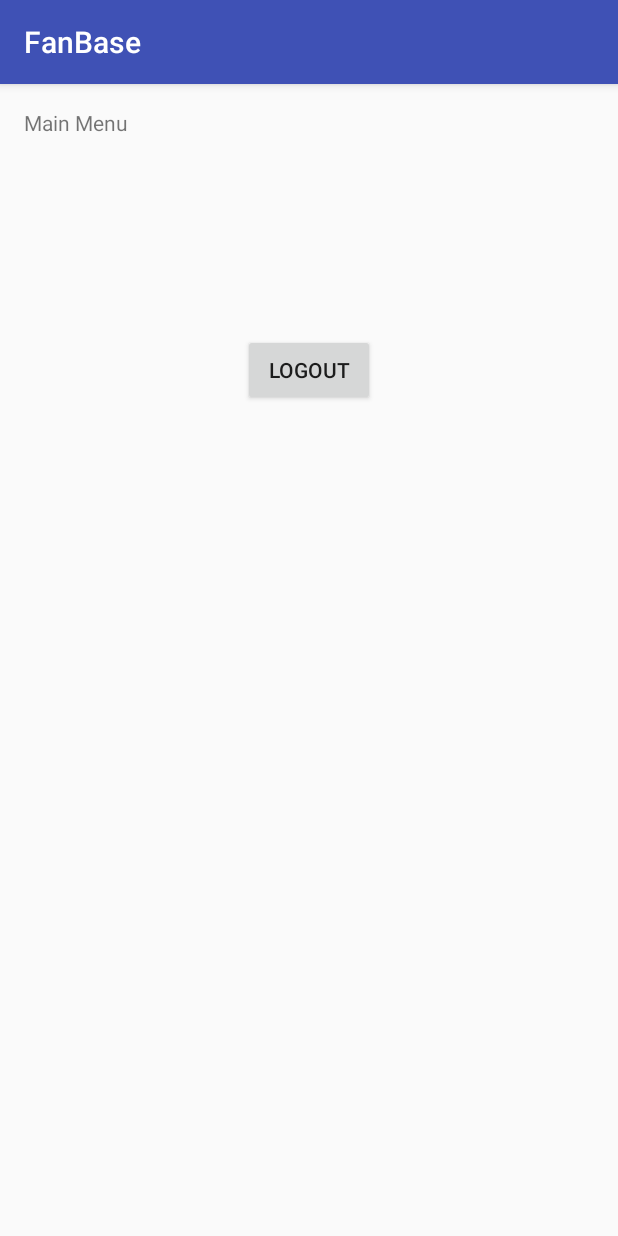
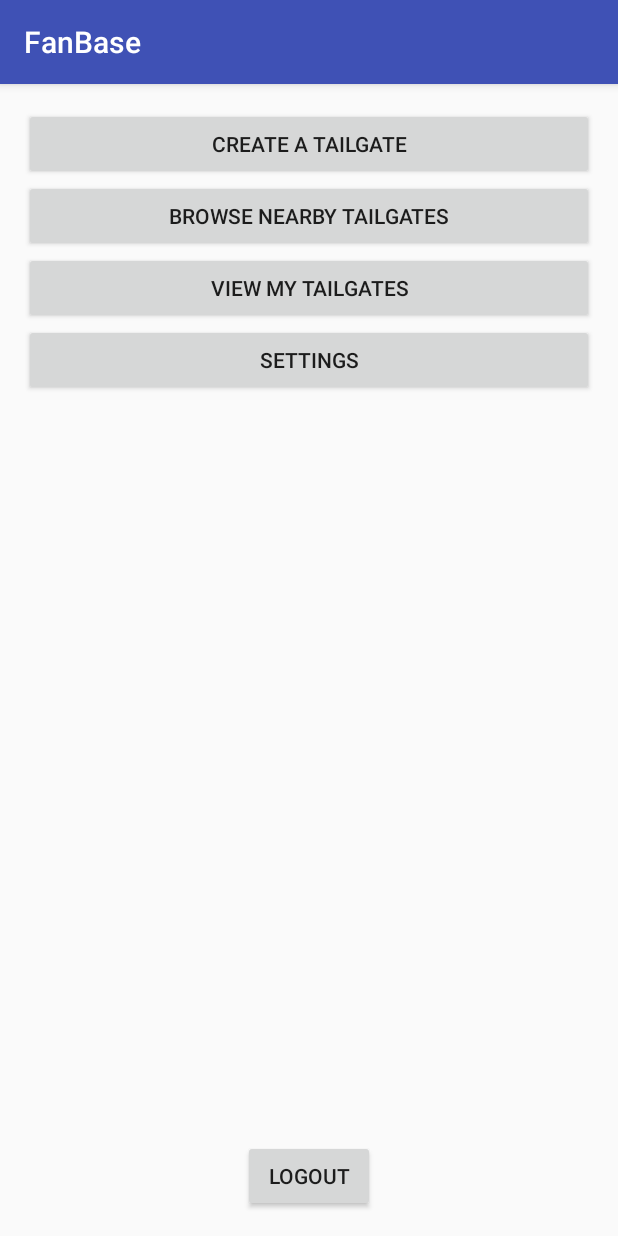
Before and after one commit to brvowell/FanBase, an Android app: the screen it shows after launch once a user with an empty profile is signed in (MainActivity), on a phone screen of 412 x 824 dp. Run offline under Robolectric (Android 15) with nearby library versions, the phone set to English and light mode, and no system bars; our stand-ins replace Firebase (no records; nobody signed in at launch, a user with empty details on screens opened directly).

Commit message:
Initial progress on menu/app layout

```diff
--- a/app/src/main/java/com/example/brandonvowell/fanbase/MainActivity.java
+++ b/app/src/main/java/com/example/brandonvowell/fanbase/MainActivity.java
@@ -19,25 +19,10 @@ public class MainActivity extends AppCompatActivity {
         super.onCreate(savedInstanceState);
         setContentView(R.layout.activity_main);
 
-        //TODO
-        //If user is authenticated, start menu activity.
-        //If user is not authenticated, start login activity.
-
         FirebaseUser user = FirebaseAuth.getInstance().getCurrentUser();
         if (user != null) {
             // User is signed in
-            mAuth = FirebaseAuth.getInstance();
-
-            final Button btnLogout = (Button) findViewById(R.id.btnLogout);
-
-            btnLogout.setOnClickListener(new View.OnClickListener() {
-                @Override
-                public void onClick(View v) {
-                    //logout of firebase instance, go back to login activity
-                    mAuth.signOut();
-                    transitionLoginScreenActivity();
-                }
-            });
+            setupMenuScreenListeners();
         } else {
             transitionLoginScreenActivity();
         }
@@ -47,4 +32,71 @@ public class MainActivity extends AppCompatActivity {
         Intent nextScreen = new Intent(this, LoginScreenActivity.class);
         startActivityForResult(nextScreen, 0);
     }
+
+    private void transitionTailgateInfoActivity() {
+        Intent nextScreen = new Intent(this, TailgateInfoActivity.class);
+        startActivityForResult(nextScreen, 0);
+    }
+
+    private void transitionTailgateMapActivity() {
+        Intent nextScreen = new Intent(this, TailgateMapActivity.class);
+        startActivityForResult(nextScreen, 0);
+    }
+
+    private void transitionSettingsActivity() {
+        Intent nextScreen = new Intent(this, SettingsActivity.class);
+        startActivityForResult(nextScreen, 0);
+    }
+
+    private void transitionHistoryActivity() {
+        Intent nextScreen = new Intent(this, TailgateHistoryActivity.class);
+        startActivityForResult(nextScreen, 0);
+    }
+
+    private void setupMenuScreenListeners() {
+        mAuth = FirebaseAuth.getInstance();
+
+        final Button btnLogout = (Button) findViewById(R.id.btnLogout);
+        final Button btnCreate = (Button) findViewById(R.id.btnCreate);
+        final Button btnBrowse = (Button) findViewById(R.id.btnBrowse);
+        final Button btnSettings = (Button) findViewById(R.id.btnSettings);
+        final Button btnHistory = (Button) findViewById(R.id.btnHistory);
+
+        btnLogout.setOnClickListener(new View.OnClickListener() {
+            @Override
+            public void onClick(View v) {
+                //logout of firebase instance, go back to login activity
+                mAuth.signOut();
+                transitionLoginScreenActivity();
+            }
+        });
+
+        btnCreate.setOnClickListener(new View.OnClickListener() {
+            @Override
+            public void onClick(View v) {
+                transitionTailgateInfoActivity();
+            }
+        });
+
+        btnBrowse.setOnClickListener(new View.OnClickListener() {
+            @Override
+            public void onClick(View v) {
+                transitionTailgateMapActivity();
+            }
+        });
+
+        btnSettings.setOnClickListener(new View.OnClickListener() {
+            @Override
+            public void onClick(View v) {
+                transitionSettingsActivity();
+            }
+        });
+
+        btnHistory.setOnClickListener(new View.OnClickListener() {
+            @Override
+            public void onClick(View v) {
+                transitionHistoryActivity();
+            }
+        });
+    }
 }
--- a/app/src/main/res/layout/activity_main.xml
+++ b/app/src/main/res/layout/activity_main.xml
@@ -10,21 +10,55 @@
     android:paddingTop="@dimen/activity_vertical_margin"
     tools:context="com.example.brandonvowell.fanbase.MainActivity">
 
-    <TextView
-        android:layout_width="wrap_content"
-        android:layout_height="wrap_content"
-        android:text="Main Menu "
-        android:layout_alignParentTop="true"
-        android:layout_alignParentLeft="true"
-        android:layout_alignParentStart="true"
-        android:id="@+id/textView3" />
-
     <Button
         android:text="Logout"
         android:layout_width="wrap_content"
         android:layout_height="wrap_content"
-        android:layout_below="@+id/textView3"
-        android:layout_centerHorizontal="true"
-        android:layout_marginTop="131dp"
-        android:id="@+id/btnLogout" />
+        android:id="@+id/btnLogout"
+        android:layout_alignParentBottom="true"
+        android:layout_centerHorizontal="true" />
+
+    <Button
+        android:text="@string/create_tailgate_btn_text"
+        android:layout_width="wrap_content"
+        android:layout_height="wrap_content"
+        android:id="@+id/btnCreate"
+        android:layout_alignParentTop="true"
+        android:layout_alignParentLeft="true"
+        android:layout_alignParentStart="true"
+        android:layout_alignParentRight="true"
+        android:layout_alignParentEnd="true" />
+
+    <Button
+        android:text="@string/browse_tailgates_btn_text"
+        android:layout_width="wrap_content"
+        android:layout_height="wrap_content"
+        android:id="@+id/btnBrowse"
+        android:layout_below="@+id/btnCreate"
+        android:layout_alignParentLeft="true"
+        android:layout_alignParentStart="true"
+        android:layout_alignParentRight="true"
+        android:layout_alignParentEnd="true" />
+
+    <Button
+        android:text="@string/settings_btn_text"
+        android:layout_width="wrap_content"
+        android:layout_height="wrap_content"
+        android:id="@+id/btnSettings"
+        android:layout_alignParentRight="true"
+        android:layout_alignParentEnd="true"
+        android:layout_below="@+id/btnHistory"
+        android:layout_alignParentLeft="true"
+        android:layout_alignParentStart="true" />
+
+    <Button
+        android:text="@string/tailgate_history_btn_text"
+        android:layout_width="wrap_content"
+        android:layout_height="wrap_content"
+        android:id="@+id/btnHistory"
+        android:layout_below="@+id/btnBrowse"
+        android:layout_alignParentLeft="true"
+        android:layout_alignParentStart="true"
+        android:layout_alignParentRight="true"
+        android:layout_alignParentEnd="true" />
 </RelativeLayout>
--- a/app/src/main/res/layout/activity_tailgate_maps.xml
+++ b/app/src/main/res/layout/activity_tailgate_map.xml
@@ -5,4 +5,4 @@
     android:name="com.google.android.gms.maps.SupportMapFragment"
     android:layout_width="match_parent"
     android:layout_height="match_parent"
-    tools:context="com.example.brandonvowell.fanbase.TailgateMaps" />
+    tools:context="com.example.brandonvowell.fanbase.TailgateMapActivity" />
--- a/app/src/main/res/values/strings.xml
+++ b/app/src/main/res/values/strings.xml
@@ -12,4 +12,8 @@
     <string name="confirmpass_textbox_hint">Confirm Password</string>
     <string name="createaccount_button_text">Create Account</string>
     <string name="auth_failed">Login failed - email address or password is incorrect.</string>
+    <string name="create_tailgate_btn_text">Create a Tailgate</string>
+    <string name="browse_tailgates_btn_text">Browse Nearby Tailgates</string>
+    <string name="settings_btn_text">Settings</string>
+    <string name="tailgate_history_btn_text">View My Tailgates</string>
 </resources>
```
Also changed, not shown: app/src/main/AndroidManifest.xml (+16 -4 lines), app/src/main/java/com/example/brandonvowell/fanbase/SettingsActivity.java (added, +30 -0 lines), app/src/main/java/com/example/brandonvowell/fanbase/TailgateHistoryActivity.java (added, +30 -0 lines), app/src/main/java/com/example/brandonvowell/fanbase/TailgateInfoActivity.java (added, +30 -0 lines), app/src/main/java/com/example/brandonvowell/fanbase/TailgateMapActivity.java (renamed from app/src/main/java/com/example/brandonvowell/fanbase/TailgateMaps.java, +12 -13 lines).
